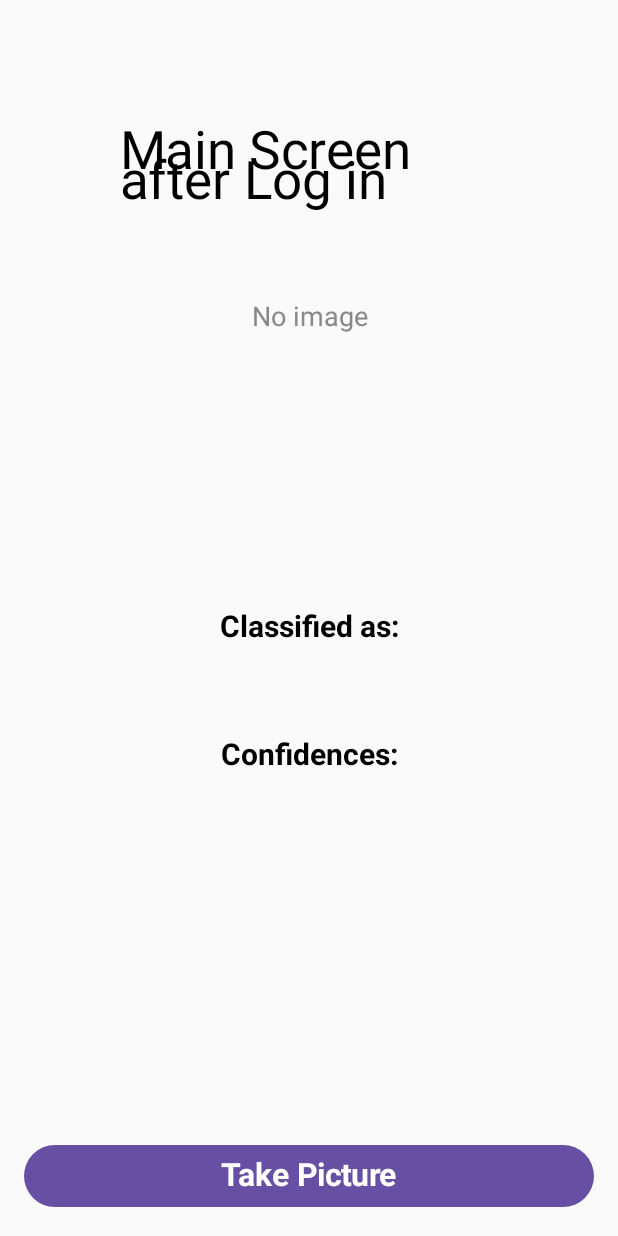
After one commit to 98jamieson/androidapp, an Android app built with Jetpack Compose: the ScanScreenActivity screen opened directly, with no data from a screen before it, on a phone screen of 412 x 824 dp. The commit adds this screen. Run offline under Robolectric (Android 15) with nearby library versions, the phone set to English and light mode, and no system bars.

Commit message:
second-commit

```diff
--- /dev/null
+++ b/app/src/main/java/com/example/myloginapp/ScanScreenActivity.kt
@@ -0,0 +1,200 @@
+package com.example.myloginapp
+
+import android.graphics.BitmapFactory
+import android.os.Bundle
+import androidx.activity.ComponentActivity
+import androidx.activity.compose.setContent
+import androidx.activity.enableEdgeToEdge
+import androidx.appcompat.app.AppCompatActivity
+import androidx.compose.foundation.Image
+import androidx.compose.foundation.layout.Box
+import androidx.compose.foundation.layout.Column
+import androidx.compose.foundation.layout.Spacer
+import androidx.compose.foundation.layout.fillMaxSize
+import androidx.compose.foundation.layout.fillMaxWidth
+import androidx.compose.foundation.layout.height
+import androidx.compose.foundation.layout.padding
+import androidx.compose.foundation.layout.size
+import androidx.compose.material3.Button
+import androidx.compose.material3.MaterialTheme
+import androidx.compose.material3.Scaffold
+import androidx.compose.material3.Text
+import androidx.compose.runtime.Composable
+import androidx.compose.runtime.getValue
+import androidx.compose.runtime.mutableStateOf
+import androidx.compose.runtime.remember
+import androidx.compose.runtime.setValue
+import androidx.compose.ui.Alignment
+import androidx.compose.ui.Modifier
+import androidx.compose.ui.graphics.Color
+import androidx.compose.ui.graphics.ImageBitmap
+import androidx.compose.ui.graphics.asImageBitmap
+import androidx.compose.ui.layout.ContentScale
+import androidx.compose.ui.text.font.FontWeight
+import androidx.compose.ui.unit.dp
+import androidx.compose.ui.unit.sp
+import androidx.core.view.ViewCompat
+import androidx.core.view.WindowInsetsCompat
+
+class ScanScreenActivity : ComponentActivity() {
+    override fun onCreate(savedInstanceState: Bundle?) {
+        super.onCreate(savedInstanceState)
+        enableEdgeToEdge()
+       // setContentView(R.layout.activity_scan_screen)
+       /* ViewCompat.setOnApplyWindowInsetsListener(findViewById(R.id.main)) { v, insets ->
+            val systemBars = insets.getInsets(WindowInsetsCompat.Type.systemBars())
+            v.setPadding(systemBars.left, systemBars.top, systemBars.right, systemBars.bottom)
+            insets
+        }*/
+            setContent {
+
+                Text("Main Screen after Log in",
+                    Modifier.padding(80.dp),
+                    fontSize = 35.sp,   // Medium size (you can adjust to 16.sp, 18.sp, etc.)
+                    color= Color.Black,
+                    style = MaterialTheme.typography.bodyMedium, // predefined medium text style
+
+                )
+
+
+
+
+                // ---- States for composable parameters ----
+                var imageBitmap by remember { mutableStateOf<androidx.compose.ui.graphics.ImageBitmap?>(null) }
+                var classifiedText by remember { mutableStateOf("") }
+                var resultText by remember { mutableStateOf("") }
+                var confidenceText by remember { mutableStateOf("") }
+
+                // ---- Call your composable ----
+                MainScreen(
+                    onTakePictureClick = {
+                        // 👇 handle button action (e.g. launch camera or update values)
+                        resultText = "Cat"
+                        classifiedText = "Classified as: Cat"
+                        confidenceText = "Confidence: 95%"
+                        // Example: load local image (replace with actual photo result)
+                        val bitmap = BitmapFactory.decodeResource(resources, R.drawable.snoopy)
+                        imageBitmap = bitmap.asImageBitmap()
+                    },
+                    imageBitmap = imageBitmap,
+                    classifiedText = classifiedText,
+                    resultText = resultText,
+                    confidenceText = confidenceText
+                )
+            }
+
+
+
+
+
+
+
+
+
+
+
+
+
+
+
+
+
+
+    }
+
+
+    @Composable
+    fun MainScreen(
+        onTakePictureClick: () -> Unit,
+        imageBitmap: ImageBitmap?, // or rememberImagePainter if using Coil
+        classifiedText: String,
+        resultText: String,
+        confidenceText: String
+    ) {
+        Box(
+            modifier = Modifier
+                .fillMaxSize()
+                .padding(16.dp)
+        ) {
+            Column(
+                modifier = Modifier
+                    .align(Alignment.TopCenter)
+                    .fillMaxWidth(),
+                horizontalAlignment = Alignment.CenterHorizontally
+            ) {
+                Spacer(modifier = Modifier.height(10.dp))
+
+                // ImageView equivalent
+                if (imageBitmap != null) {
+                    Image(
+                        bitmap = imageBitmap,
+                        contentDescription = "Captured Image",
+                        modifier = Modifier
+                            .size(370.dp)
+                            .align(Alignment.CenterHorizontally),
+                        contentScale = ContentScale.Crop
+                    )
+                } else {
+                    Box(
+                        modifier = Modifier
+                            .size(370.dp)
+                            .align(Alignment.CenterHorizontally),
+                        contentAlignment = Alignment.Center
+                    ) {
+                        Text("No image", fontSize = 18.sp, color = Color.Gray)
+                    }
+                }
+
+                Spacer(modifier = Modifier.height(10.dp))
+
+                // "Classified as:"
+                Text(
+                    text = "Classified as:",
+                    fontSize = 20.sp,
+                    fontWeight = FontWeight.Bold
+                )
+
+                // Result text
+                Text(
+                    text = resultText,
+                    fontSize = 27.sp,
+                    fontWeight = FontWeight.Bold,
+                    color = Color(0xFFC30000)
+                )
+
+                Spacer(modifier = Modifier.height(30.dp))
+
+                // "Confidences:"
+                Text(
+                    text = "Confidences:",
+                    fontSize = 20.sp,
+                    fontWeight = FontWeight.Bold
+                )
+
+                // Confidence details
+                Text(
+                    text = confidenceText,
+                    fontSize = 22.sp,
+                    color = Color.Black
+                )
+            }
+
+            // Button aligned at bottom
+            Button(
+                onClick = onTakePictureClick,
+                modifier = Modifier
+                    .fillMaxWidth()
+                    .align(Alignment.BottomCenter)
+            ) {
+                Text(
+                    text = "Take Picture",
+                    fontSize = 21.sp,
+                    fontWeight = FontWeight.Bold
+                )
+            }
+        }
+    }
+
+
+
+}
--- a/build.gradle.kts
+++ b/build.gradle.kts
@@ -4,6 +4,11 @@ plugins {
     alias(libs.plugins.kotlin.android) apply false
     alias(libs.plugins.kotlin.compose) apply false
 
+    //Google options
     id("com.google.gms.google-services") version "4.4.3" apply false
 
+    //test
+
+
+
 }
--- a/gradle/libs.versions.toml
+++ b/gradle/libs.versions.toml
@@ -34,6 +34,8 @@ androidx-appcompat = { group = "androidx.appcompat", name = "appcompat", version
 material = { group = "com.google.android.material", name = "material", version.ref = "material" }
 androidx-activity = { group = "androidx.activity", name = "activity", version.ref = "activity" }
 androidx-constraintlayout = { group = "androidx.constraintlayout", name = "constraintlayout", version.ref = "constraintlayout" }
+tensorflow-lite-support = { group = "org.tensorflow", name = "tensorflow-lite-support" }
+tensorflow-lite-metadata = { group = "org.tensorflow", name = "tensorflow-lite-metadata" }
 
 [plugins]
 android-application = { id = "com.android.application", version.ref = "agp" }
--- a/settings.gradle.kts
+++ b/settings.gradle.kts
@@ -7,6 +7,8 @@ pluginManagement {
                 includeGroupByRegex("androidx.*")
             }
         }
+        //google was added
+        google()
         mavenCentral()
         gradlePluginPortal()
     }
```
Also changed, not shown: app/build.gradle.kts (+19 -0 lines), app/src/main/AndroidManifest.xml (+10 -16 lines), app/src/main/res/layout/activity_scan_screen.xml (added, +10 -0 lines), app/src/main/java/com/example/myloginapp/MainScreenActivity.kt (line endings or trailing spaces), 1 other file.
